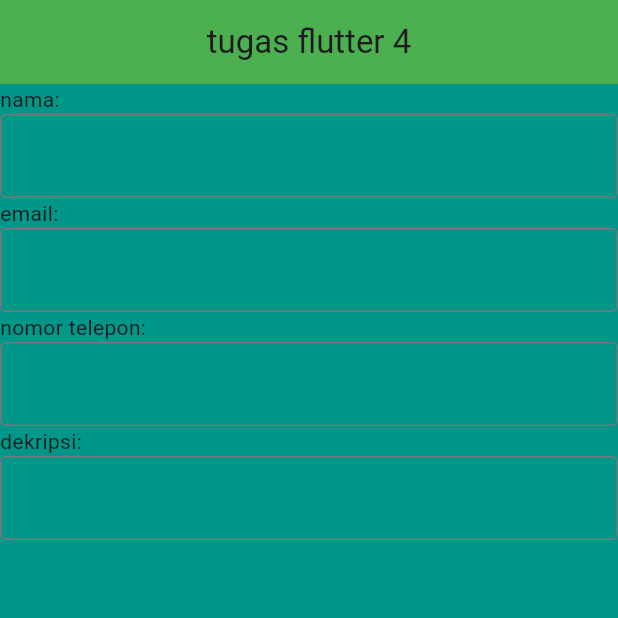
After one commit to alimarcoelliaw/ppkd_mpro_b3, a Flutter app: the Tugas4flutter screen opened directly, on a phone screen of 412 x 824 dp, the top half of it. The commit adds this screen. Run offline on Flutter 3.47's test engine with Material 3 defaults, Android fonts, the phone set to English and light mode, and no system bars; statements that could not run were skipped.

Commit message:
tugasflutter4

```diff
--- a/lib/main.dart
+++ b/lib/main.dart
@@ -32,7 +32,7 @@ class MyApp extends StatelessWidget {
         // tested with just a hot reload.
         colorScheme: ColorScheme.fromSeed(seedColor: Colors.deepPurple),
       ),
-      home: Tugas3Flutter(),
+      home: Tugas4flutter(),
     );
   }
 }
--- /dev/null
+++ b/lib/tugas_flutter_2/tugas3dan4/tugas4.dart
@@ -0,0 +1,39 @@
+import 'package:flutter/material.dart';
+
+class Tugas4flutter extends StatelessWidget {
+  const Tugas4flutter({super.key});
+
+  @override
+  Widget build(BuildContext context) {
+    return Scaffold(
+      appBar: AppBar(
+        title: Text("tugas flutter 4"),
+        centerTitle: true,
+        backgroundColor: Colors.green,
+      ),
+      backgroundColor: Colors.teal,
+      body: SingleChildScrollView(
+        child: Column(
+          children: [
+            Row(children: [Text("nama:")]),
+            TextField(
+              decoration: InputDecoration(border: OutlineInputBorder()),
+            ),
+            Row(children: [Text("email:")]),
+            TextField(
+              decoration: InputDecoration(border: OutlineInputBorder()),
+            ),
+            Row(children: [Text("nomor telepon:")]),
+            TextField(
+              decoration: InputDecoration(border: OutlineInputBorder()),
+            ),
+            Row(children: [Text("dekripsi:")]),
+            TextField(
+              decoration: InputDecoration(border: OutlineInputBorder()),
+            ),
+          ],
+        ),
+      ),
+    );
+  }
+}
```
